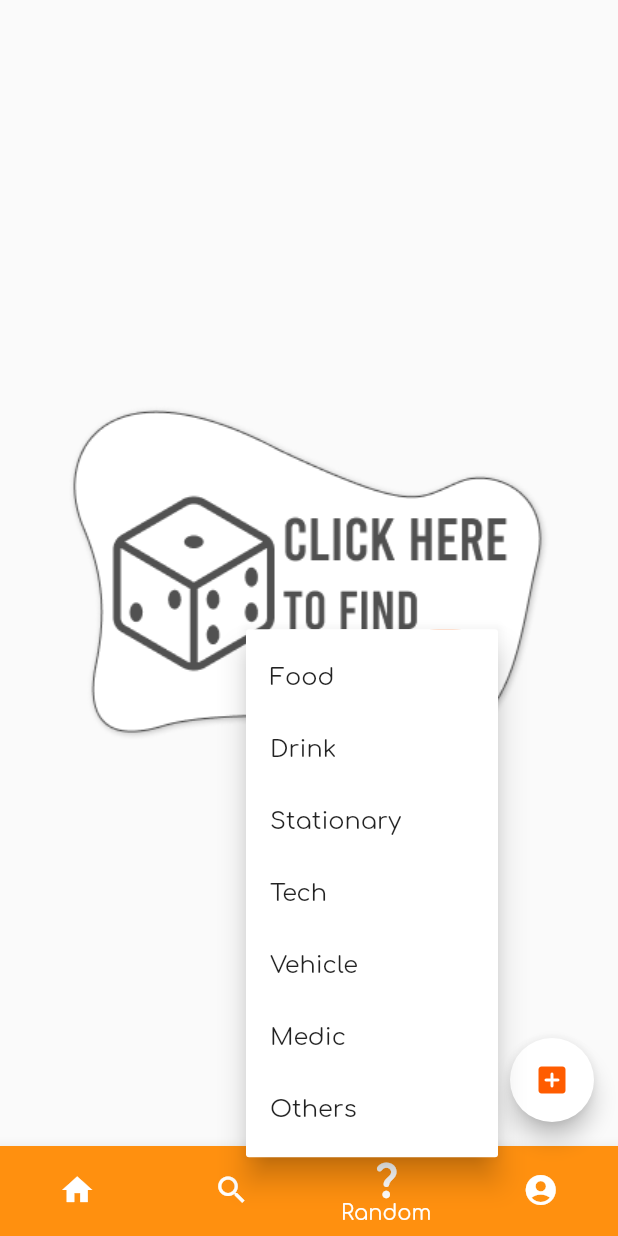
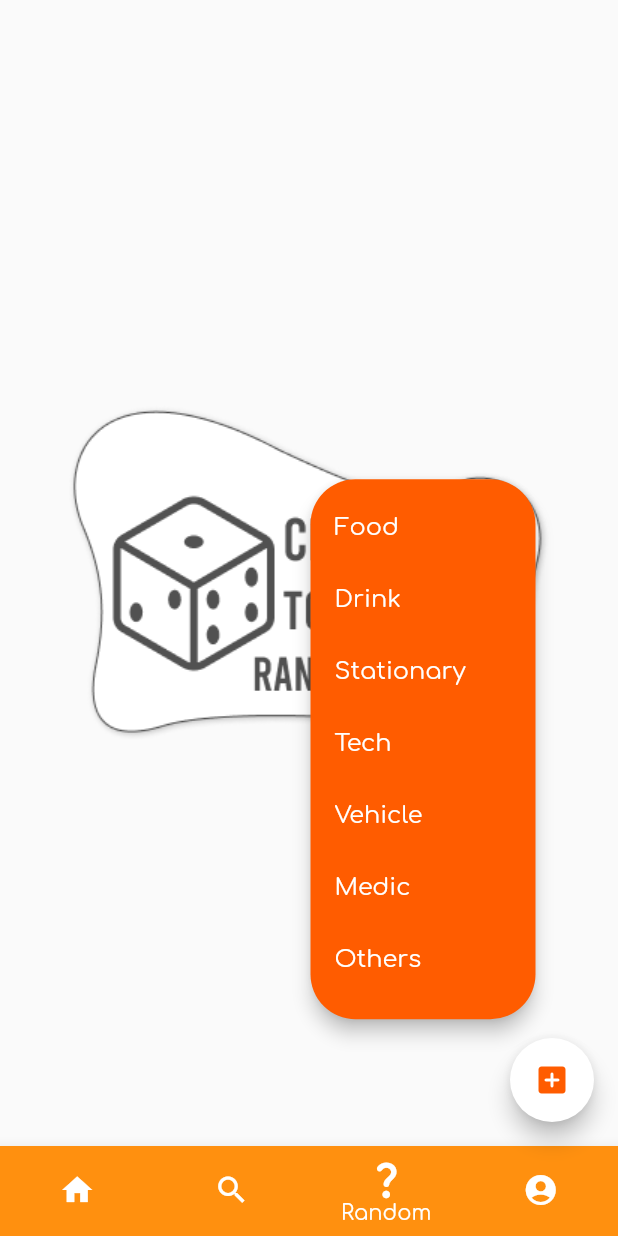
Before and after one commit to DhaniAM/Flutter_Locality_App, a Flutter app: the screen it shows after launch, item 3 of the bottom bar chosen, after a tap on "Food", on a phone screen of 412 x 824 dp. Run offline on Flutter 3.47's test engine with Material 2 defaults, Android fonts, the phone set to English and light mode, and no system bars; our stand-ins replace get.

Commit message:
added some styling to category list in random screen

```diff
--- a/lib/screen/random_screen.dart
+++ b/lib/screen/random_screen.dart
@@ -22,12 +22,20 @@ class RandomScreen extends StatelessWidget {
             right: 35,
             top: 150,
             child: PopupMenuButton(
+              color: myColor.c1,
+              shape: RoundedRectangleBorder(borderRadius: BorderRadius.circular(30)),
+              elevation: 5,
+              offset: Offset(25, -100),
+              constraints: const BoxConstraints.expand(width: 150, height: 360),
               child: Container(
                 width: 70,
                 height: 60,
                 decoration: BoxDecoration(
                   borderRadius: BorderRadius.circular(50),
                   color: myColor.c1,
+                  boxShadow: <BoxShadow>[
+                    BoxShadow(color: myColor.c3, blurRadius: 2, offset: Offset(0, 1))
+                  ],
                 ),
                 child: Center(
                   child: GetX<RandomCategory>(
@@ -39,37 +47,58 @@ class RandomScreen extends StatelessWidget {
                   ),
                 ),
               ),
-              onSelected: (var value) {
+              onSelected: (String value) {
                 randomCategory.setCategory(value);
               },
               itemBuilder: (BuildContext context) => [
                 const PopupMenuItem(
                   value: "Food",
-                  child: Text('Food'),
+                  child: Text(
+                    'Food',
+                    style: TextStyle(color: Colors.white),
+                  ),
                 ),
                 const PopupMenuItem(
                   value: "Drink",
-                  child: Text('Drink'),
+                  child: Text(
+                    'Drink',
+                    style: TextStyle(color: Colors.white),
+                  ),
                 ),
                 const PopupMenuItem(
                   value: "Stationary",
-                  child: Text('Stationary'),
+                  child: Text(
+                    'Stationary',
+                    style: TextStyle(color: Colors.white),
+                  ),
                 ),
                 const PopupMenuItem(
                   value: "Tech",
-                  child: Text('Tech'),
+                  child: Text(
+                    'Tech',
+                    style: TextStyle(color: Colors.white),
+                  ),
                 ),
                 const PopupMenuItem(
                   value: "Vehicle",
-                  child: Text('Vehicle'),
+                  child: Text(
+                    'Vehicle',
+                    style: TextStyle(color: Colors.white),
+                  ),
                 ),
                 const PopupMenuItem(
                   value: "Medic",
-                  child: Text('Medic'),
+                  child: Text(
+                    'Medic',
+                    style: TextStyle(color: Colors.white),
+                  ),
                 ),
                 const PopupMenuItem(
                   value: "Others",
-                  child: Text('Others'),
+                  child: Text(
+                    'Others',
+                    style: TextStyle(color: Colors.white),
+                  ),
                 ),
               ],
             ),
--- a/lib/state/getx.dart
+++ b/lib/state/getx.dart
@@ -9,8 +9,8 @@ class MyColorPalette extends GetxController {
 }
 
 class RandomCategory extends GetxController {
-  var category = "Food".obs;
-  void setCategory(var name) {
+  RxString category = "Food".obs;
+  void setCategory(String name) {
     category.value = name;
   }
 }
```
